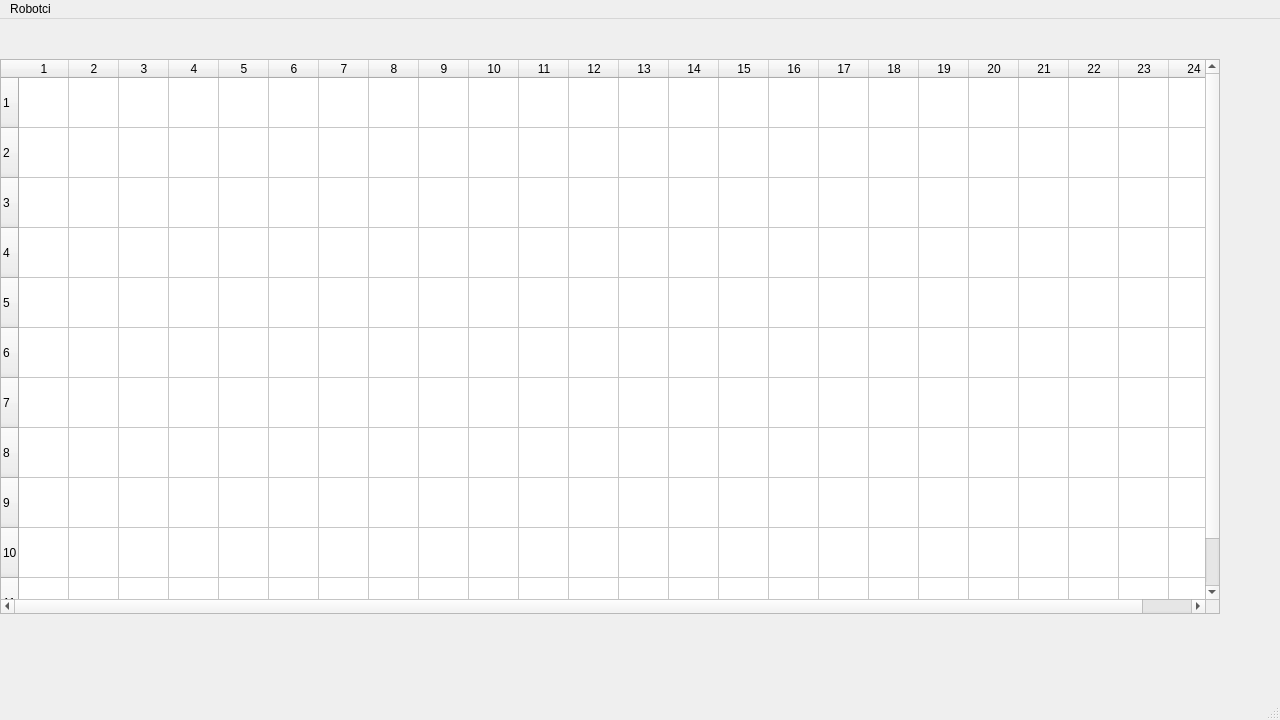
This is mainwindow.ui in MEffenberger/ICP-Robots as Qt 5 draws it before an edit. The edited form follows.
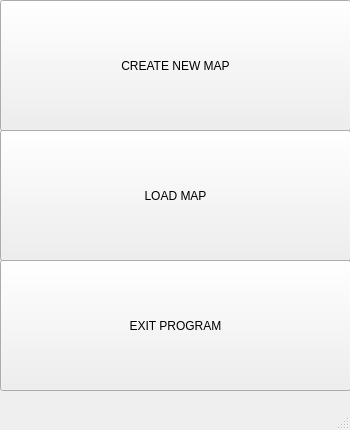
This is the edited form.

Patch:
```diff
--- a/mainwindow.ui
+++ b/mainwindow.ui
@@ -6,103 +6,52 @@
    <rect>
     <x>0</x>
     <y>0</y>
-    <width>1280</width>
-    <height>720</height>
+    <width>350</width>
+    <height>430</height>
    </rect>
   </property>
   <property name="windowTitle">
    <string>MainWindow</string>
   </property>
   <widget class="QWidget" name="centralwidget">
-   <widget class="QTableWidget" name="tableWidget">
+   <widget class="QPushButton" name="pushButton">
     <property name="geometry">
      <rect>
       <x>0</x>
-      <y>40</y>
-      <width>1220</width>
-      <height>555</height>
+      <y>0</y>
+      <width>351</width>
+      <height>131</height>
      </rect>
     </property>
-    <property name="minimumSize">
-     <size>
-      <width>1001</width>
-      <height>0</height>
-     </size>
+    <property name="text">
+     <string>CREATE NEW MAP</string>
     </property>
-    <property name="maximumSize">
-     <size>
-      <width>1280</width>
-      <height>16777215</height>
-     </size>
+   </widget>
+   <widget class="QPushButton" name="pushButton_2">
+    <property name="geometry">
+     <rect>
+      <x>0</x>
+      <y>130</y>
+      <width>351</width>
+      <height>131</height>
+     </rect>
     </property>
-    <property name="tabKeyNavigation">
-     <bool>true</bool>
+    <property name="text">
+     <string>LOAD MAP</string>
     </property>
-    <property name="showGrid">
-     <bool>true</bool>
+   </widget>
+   <widget class="QPushButton" name="pushButton_3">
+    <property name="geometry">
+     <rect>
+      <x>0</x>
+      <y>260</y>
+      <width>351</width>
+      <height>131</height>
+     </rect>
     </property>
-    <property name="wordWrap">
-     <bool>true</bool>
+    <property name="text">
+     <string>EXIT PROGRAM</string>
     </property>
-    <property name="cornerButtonEnabled">
-     <bool>true</bool>
-    </property>
-    <property name="rowCount">
-     <number>11</number>
-    </property>
-    <property name="columnCount">
-     <number>24</number>
-    </property>
-    <attribute name="horizontalHeaderMinimumSectionSize">
-     <number>50</number>
-    </attribute>
-    <attribute name="horizontalHeaderDefaultSectionSize">
-     <number>30</number>
-    </attribute>
-    <attribute name="horizontalHeaderShowSortIndicator" stdset="0">
-     <bool>false</bool>
-    </attribute>
-    <attribute name="verticalHeaderMinimumSectionSize">
-     <number>50</number>
-    </attribute>
-    <attribute name="verticalHeaderDefaultSectionSize">
-     <number>30</number>
-    </attribute>
-    <row/>
-    <row/>
-    <row/>
-    <row/>
-    <row/>
-    <row/>
-    <row/>
-    <row/>
-    <row/>
-    <row/>
-    <row/>
-    <column/>
-    <column/>
-    <column/>
-    <column/>
-    <column/>
-    <column/>
-    <column/>
-    <column/>
-    <column/>
-    <column/>
-    <column/>
-    <column/>
-    <column/>
-    <column/>
-    <column/>
-    <column/>
-    <column/>
-    <column/>
-    <column/>
-    <column/>
-    <column/>
-    <column/>
-    <column/>
-    <column/>
    </widget>
   </widget>
   <widget class="QMenuBar" name="menubar">
@@ -110,16 +59,10 @@
     <rect>
      <x>0</x>
      <y>0</y>
-     <width>1280</width>
+     <width>350</width>
      <height>17</height>
     </rect>
    </property>
-   <widget class="QMenu" name="menuRobotci">
-    <property name="title">
-     <string>Robotci</string>
-    </property>
-   </widget>
-   <addaction name="menuRobotci"/>
   </widget>
   <widget class="QStatusBar" name="statusbar"/>
  </widget>
```
